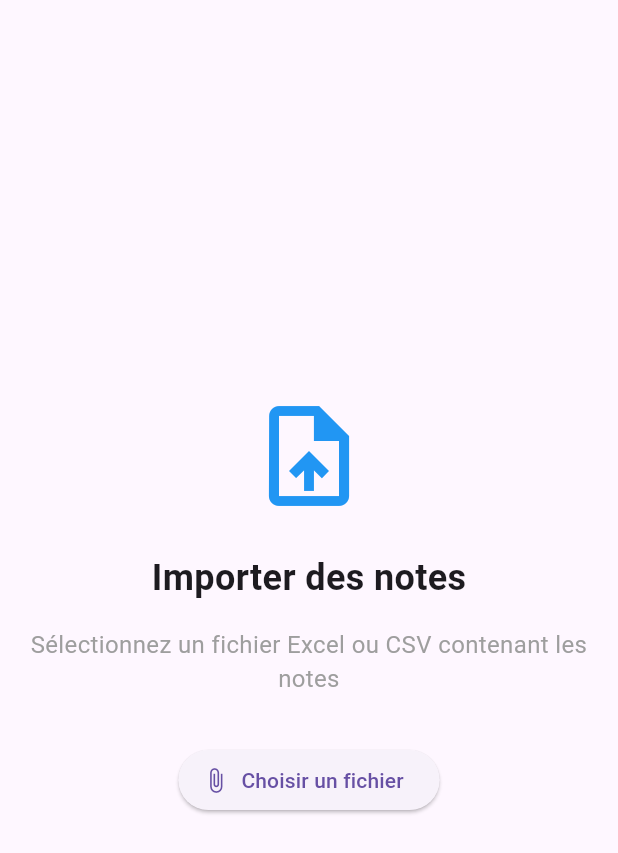
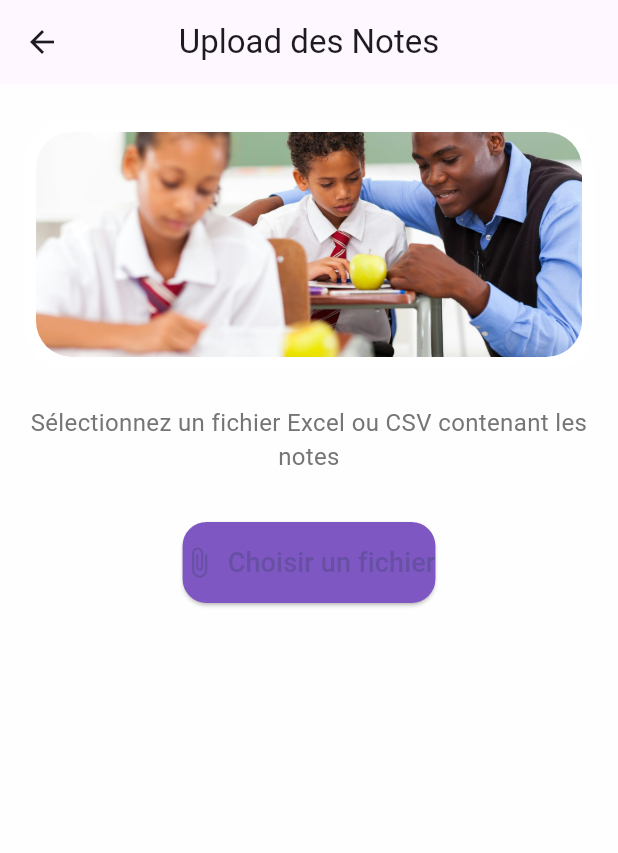
Before and after one commit to kteken10/flutter_school_app, a Flutter app: the GradeImportScreen screen opened directly, on a phone screen of 412 x 824 dp. Shown: the top 853 px of the screen. Run offline on Flutter 3.47's test engine with Material 3 defaults, Android fonts, the phone set to English and light mode, and no system bars; our stand-ins replace cloud_firestore, file_picker, firebase_auth, firebase_core, firebase_messaging, firebase_storage and 3 more; missing offline and left inert: firebase_app_check; accounts and stored records are empty.

Commit message:
Update All

```diff
--- a/lib/screens/teacher/grade_import.dart
+++ b/lib/screens/teacher/grade_import.dart
@@ -1,9 +1,13 @@
 import 'package:flutter/material.dart';
 import 'package:file_picker/file_picker.dart';
+import '../../constants/colors.dart';
+import '../../ui/teacher_card_deco.dart';
 
 class GradeImportScreen extends StatefulWidget {
+  const GradeImportScreen({super.key});
+
   @override
-  _GradeImportScreenState createState() => _GradeImportScreenState();
+  State<GradeImportScreen> createState() => _GradeImportScreenState();
 }
 
 class _GradeImportScreenState extends State<GradeImportScreen> {
@@ -12,42 +16,124 @@ class _GradeImportScreenState extends State<GradeImportScreen> {
 
   @override
   Widget build(BuildContext context) {
-    return Padding(
-      padding: const EdgeInsets.all(16.0),
+    return Scaffold(
+      backgroundColor: AppColors.quaternary.withOpacity(0.1),
+
+      appBar: AppBar(
+        title: const Text('Upload des Notes'),
+        centerTitle: true,
+      ),
+
+      body: SingleChildScrollView(
         child: Column(
+          children: [
+            // Carte de déco avec image
+            const SizedBox(height: 24),
+            const TeacherCardDeco(imagePath: 'assets/import_note.jpg'),
+            const SizedBox(height: 24),
+
+            // Sous-titre explicatif
+            Padding(
+              padding: const EdgeInsets.symmetric(horizontal: 16),
+              child: Text(
+                'Sélectionnez un fichier Excel ou CSV contenant les notes',
+                textAlign: TextAlign.center,
+                style: TextStyle(
+                  fontSize: 16,
+                  color: Colors.grey.shade600,
+                ),
+              ),
+            ),
+
+            const SizedBox(height: 32),
+
+            // Bouton choisir fichier
+            Padding(
+              padding: const EdgeInsets.symmetric(horizontal: 40),
+              child: ElevatedButton.icon(
+                style: ElevatedButton.styleFrom(
+                  backgroundColor: AppColors.secondary,
+                  padding: const EdgeInsets.symmetric(vertical: 14),
+                  shape: RoundedRectangleBorder(
+                    borderRadius: BorderRadius.circular(16),
+                  ),
+                ),
+                icon: const Icon(Icons.attach_file, size: 22),
+                label: const Text(
+                  'Choisir un fichier',
+                  style: TextStyle(fontSize: 18),
+                ),
+                onPressed: _isImporting ? null : _selectFile,
+              ),
+            ),
+
+            if (_fileName != null) ...[
+              const SizedBox(height: 24),
+
+              // Affichage nom du fichier
+              Padding(
+                padding: const EdgeInsets.symmetric(horizontal: 32),
+                child: Container(
+                  padding: const EdgeInsets.symmetric(horizontal: 12, vertical: 8),
+                  decoration: BoxDecoration(
+                    color: AppColors.quaternary.withOpacity(0.15),
+                    borderRadius: BorderRadius.circular(12),
+                  ),
+                  child: Row(
                     mainAxisAlignment: MainAxisAlignment.center,
                     children: [
-          Icon(Icons.upload_file, size: 80, color: Colors.blue),
-          SizedBox(height: 24),
-          Text(
-            'Importer des notes',
-            style: TextStyle(fontSize: 24, fontWeight: FontWeight.bold),
+                      const Icon(Icons.insert_drive_file, size: 20, color: AppColors.primary),
+                      const SizedBox(width: 8),
+                      Expanded(
+                        child: Text(
+                          _fileName!,
+                          style: TextStyle(
+                            fontSize: 16,
+                            color: AppColors.textPrimary,
+                            fontWeight: FontWeight.w600,
                           ),
-          SizedBox(height: 16),
-          Text(
-            'Sélectionnez un fichier Excel ou CSV contenant les notes',
-            textAlign: TextAlign.center,
-            style: TextStyle(fontSize: 16, color: Colors.grey),
+                          overflow: TextOverflow.ellipsis,
                         ),
-          SizedBox(height: 32),
-          ElevatedButton.icon(
-            icon: Icon(Icons.attach_file),
-            label: Text('Choisir un fichier'),
-            onPressed: _isImporting ? null : _selectFile,
                       ),
-          SizedBox(height: 16),
-          if (_fileName != null) ...[
-            SizedBox(height: 16),
-            Text('Fichier sélectionné: $_fileName'),
-            SizedBox(height: 24),
-            ElevatedButton(
+                    ],
+                  ),
+                ),
+              ),
+
+              const SizedBox(height: 32),
+
+              // Bouton Importer
+              Padding(
+                padding: const EdgeInsets.symmetric(horizontal: 40),
+                child: SizedBox(
+                  width: double.infinity,
+                  child: ElevatedButton(
+                    style: ElevatedButton.styleFrom(
+                      backgroundColor: AppColors.primary,
+                      padding: const EdgeInsets.symmetric(vertical: 14),
+                      shape: RoundedRectangleBorder(
+                        borderRadius: BorderRadius.circular(16),
+                      ),
+                    ),
                     onPressed: _isImporting ? null : _importGrades,
                     child: _isImporting
-                  ? CircularProgressIndicator(color: Colors.white)
-                  : Text('Importer les notes'),
+                        ? SizedBox(
+                            height: 24,
+                            width: 24,
+                            child: CircularProgressIndicator(color: Colors.white, strokeWidth: 3),
+                          )
+                        : const Text(
+                            'Importer les notes',
+                            style: TextStyle(fontSize: 18),
+                          ),
+                  ),
+                ),
               ),
             ],
+
+            const SizedBox(height: 24),
           ],
+        ),
       ),
     );
   }
@@ -70,13 +156,13 @@ class _GradeImportScreenState extends State<GradeImportScreen> {
 
     setState(() => _isImporting = true);
 
-    // Simuler un import
-    await Future.delayed(Duration(seconds: 2));
+    // Simulation d'import
+    await Future.delayed(const Duration(seconds: 2));
 
     setState(() => _isImporting = false);
 
     ScaffoldMessenger.of(context).showSnackBar(
-      SnackBar(
+      const SnackBar(
         content: Text('Importation réussie!'),
         backgroundColor: Colors.green,
       ),
```
Also changed, not shown: lib/screens/teacher/note_screen.dart (+44 -69 lines), lib/screens/teacher/profile_info.dart (added, +22 -0 lines), lib/screens/teacher/profile_screen.dart (+57 -39 lines), lib/ui/profile_action_bar.dart (added, +56 -0 lines), lib/ui/profile_avatar.dart (added, +75 -0 lines), lib/ui/profile_info.dart (added, +41 -0 lines), lib/ui/student_card.dart (+79 -30 lines), assets/student_1.png (added), assets/student_2.png (added), assets/student_3.png (added), assets/student_4.png (added), 1 other file. Lines whose indentation alone changed are shown as unchanged.
